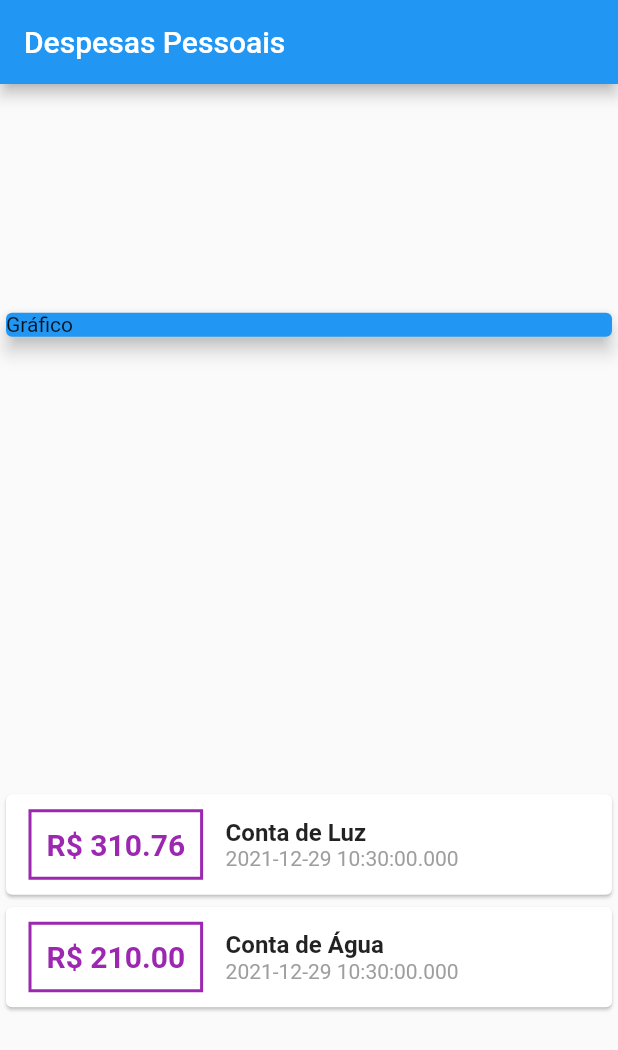
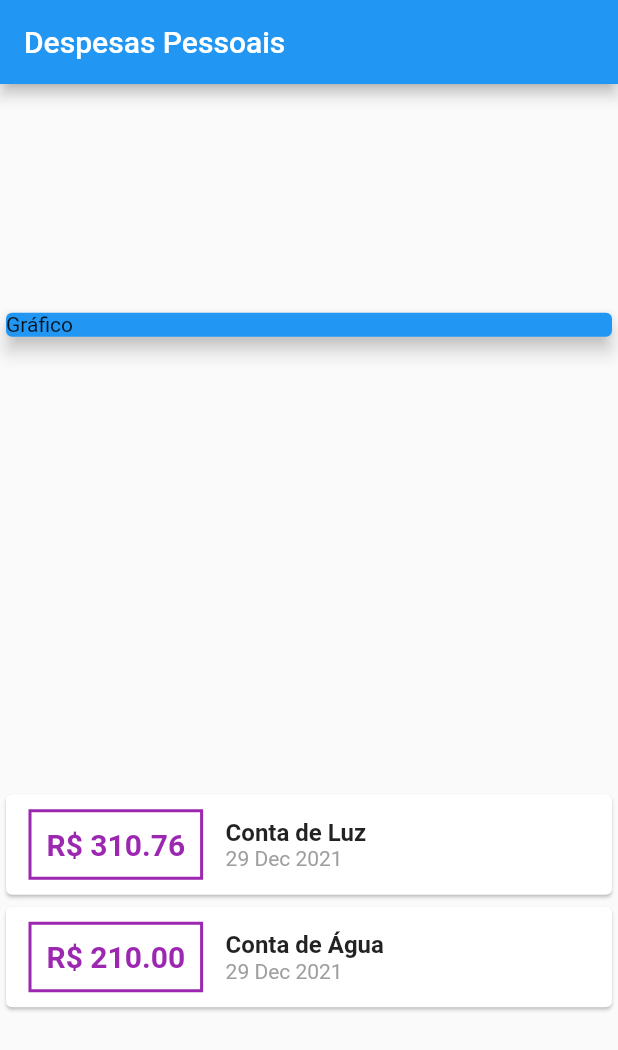
Before and after one commit to KailanySousa/CursoFlutter, a Flutter app: the screen it shows after launch, on a phone screen of 412 x 824 dp. Shown: the top 1050 px of the screen. Run offline on Flutter 3.47's test engine with Material 2 defaults, Android fonts, the phone set to English and light mode, and no system bars.

Commit message:
instalando pacote externo intl

```diff
--- a/expanses/lib/main.dart
+++ b/expanses/lib/main.dart
@@ -1,5 +1,6 @@
 import 'package:expanses/models/transaction.dart';
 import 'package:flutter/material.dart';
+import 'package:intl/intl.dart';
 
 void main() {
   runApp(
@@ -79,7 +80,7 @@ class MyHomePage extends StatelessWidget {
                           ),
                         ),
                         Text(
-                          tr.date.toString(),
+                          DateFormat('d MMM y').format(tr.date),
                           style: TextStyle(
                             color: Colors.grey,
                           ),
--- a/expanses/pubspec.yaml
+++ b/expanses/pubspec.yaml
@@ -3,7 +3,7 @@ description: A new Flutter project.
 
 # The following line prevents the package from being accidentally published to
 # pub.dev using `pub publish`. This is preferred for private packages.
-publish_to: 'none' # Remove this line if you wish to publish to pub.dev
+publish_to: "none" # Remove this line if you wish to publish to pub.dev
 
 # The following defines the version and build number for your application.
 # A version number is three numbers separated by dots, like 1.2.43
@@ -23,7 +23,7 @@ environment:
 dependencies:
   flutter:
     sdk: flutter
-
+  intl: ^0.17.0
 
   # The following adds the Cupertino Icons font to your application.
   # Use with the CupertinoIcons class for iOS style icons.
@@ -38,7 +38,6 @@ dev_dependencies:
 
 # The following section is specific to Flutter.
 flutter:
-
   # The following line ensures that the Material Icons font is
   # included with your application, so that you can use the icons in
   # the material Icons class.
```
Also changed, not shown: expanses/pubspec.lock.
